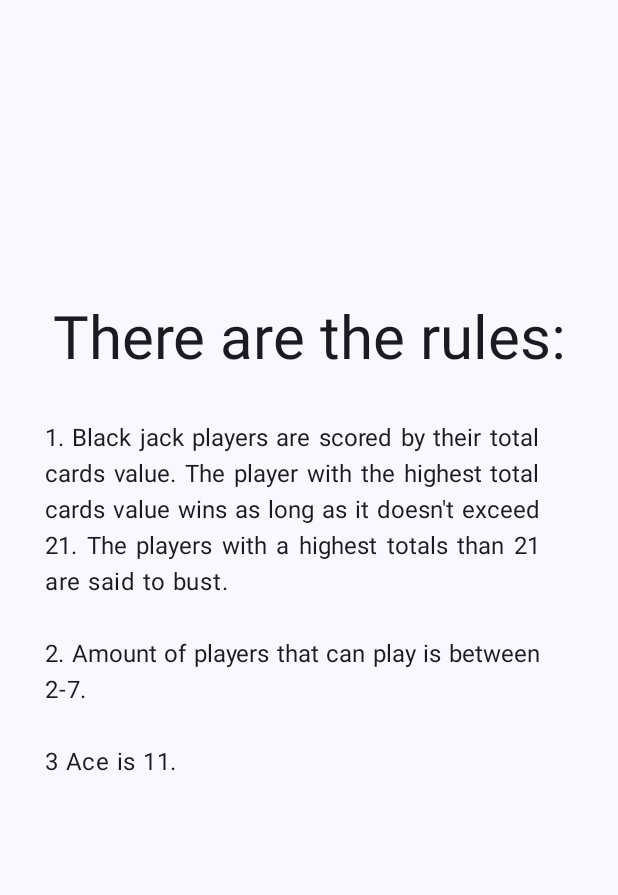
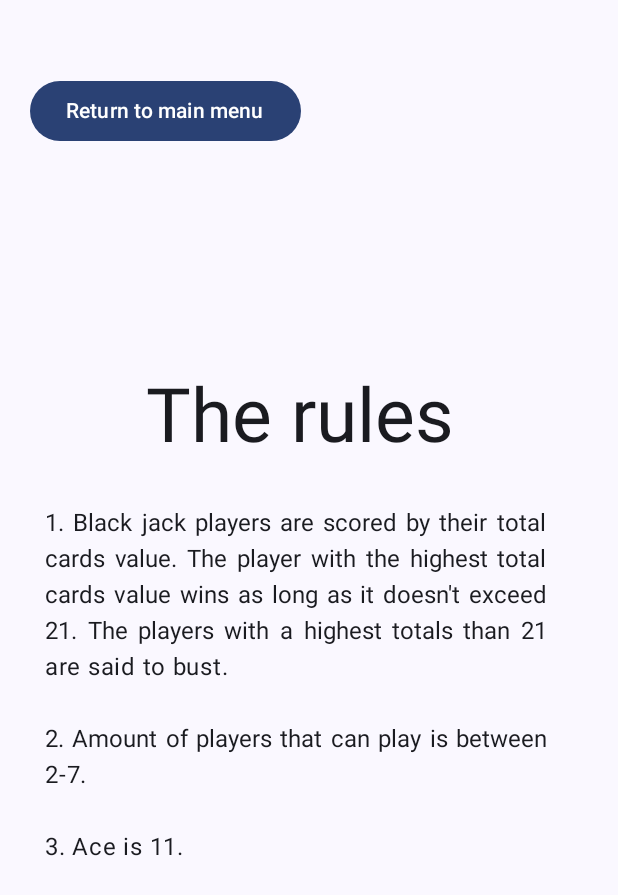
Before and after one commit to Kostahe/BlackJackForMorePlayersMobileApp, an Android app built with Jetpack Compose: the composable Rules shown on its own in the app's theme, on a phone screen of 412 x 824 dp. Shown: the top 895 px of the screen. Run offline under Robolectric (Android 15) with nearby library versions, the phone set to English and light mode, and no system bars.

Commit message:
Added Rules to the composable Rules()

```diff
--- a/app/src/main/java/com/example/blackjackformoreplayersmobileapp/MainActivity.kt
+++ b/app/src/main/java/com/example/blackjackformoreplayersmobileapp/MainActivity.kt
@@ -8,6 +8,7 @@ import androidx.compose.foundation.Image
 import androidx.compose.foundation.layout.Arrangement
 import androidx.compose.foundation.layout.Box
 import androidx.compose.foundation.layout.Column
+import androidx.compose.foundation.layout.Spacer
 import androidx.compose.foundation.layout.fillMaxHeight
 import androidx.compose.foundation.layout.fillMaxSize
 import androidx.compose.foundation.layout.fillMaxWidth
@@ -16,6 +17,7 @@ import androidx.compose.foundation.layout.width
 import androidx.compose.material3.Button
 import androidx.compose.material3.ButtonDefaults
 import androidx.compose.material3.Card
+import androidx.compose.material3.Icon
 import androidx.compose.material3.MaterialTheme
 import androidx.compose.material3.Surface
 import androidx.compose.material3.Text
@@ -73,7 +75,7 @@ fun BlackJackApp() {
         Image(painter = painterResource(id = R.drawable.black_jack_menu2), contentDescription = null, contentScale = ContentScale.Crop, modifier = Modifier.fillMaxHeight())
         when(page) {
             "MainMenu" -> MainMenu({page = "PlayersInput"}, {page = "Rules"}, {})
-            "Rules" -> Rules()
+            "Rules" -> Rules({ page = "MainMenu" })
             "PlayersInput" -> PlayersInput()
             "Game" -> Game()
             "Result" -> Result()
@@ -134,36 +136,33 @@ fun MainMenu(
 }
 
 @Composable
-fun Rules() {
+fun Rules(
+    returnToMainMenu: () -> Unit,
+) {
+    Button(
+        onClick = { returnToMainMenu() },
+        modifier = Modifier.padding(start = 20.dp, top = 50.dp),
+
+    ) {
+        Text(
+            text = "Return to main menu",
+            )
+    }
     Column(
         verticalArrangement = Arrangement.Center,
         horizontalAlignment = Alignment.CenterHorizontally,
         modifier = Modifier.fillMaxSize()
         ) {
         Text(
-            text = "There are the rules:",
+            text = "The rules",
             style = MaterialTheme.typography.headlineLarge,
-            fontSize = 40.sp,
+            fontSize = 50.sp,
+            modifier = Modifier.padding(end = 32.dp, start = 19.dp)
             )
         Text(
-            text = "1. Black jack players are scored by their total cards value. The player with the highest total cards value wins as long as it doesn't exceed 21. The players with a highest totals than 21 are said to bust.\n\n2. Amount of players that can play is between 2-7.\n\n3 Ace is 11.",
-            modifier = Modifier.padding(top = 30.dp, start = 30.dp, end = 30.dp),
-            textAlign = TextAlign.Justify
-        )
-        Text(
-            text = "",
-            modifier = Modifier.padding(top = 10.dp,start = 30.dp, end = 30.dp),
-            textAlign = TextAlign.Justify
-        )
-        Text(
-            text = "",
-            modifier = Modifier.padding(top = 10.dp, start = 30.dp, end = 30.dp),
-            textAlign = TextAlign.Left,
-        )
-        Text(
-            text = "",
-            modifier = Modifier.padding(top = 10.dp, start = 30.dp, end = 30.dp),
-            textAlign = TextAlign.Left,
+            text = "1. Black jack players are scored by their total cards value. The player with the highest total cards value wins as long as it doesn't exceed 21. The players with a highest totals than 21 are said to bust.\n\n2. Amount of players that can play is between 2-7.\n\n3. Ace is 11.",
+            modifier = Modifier.padding(top = 30.dp, start = 30.dp, end = 25.dp),
+            textAlign = TextAlign.Justify,
         )
     }
 }
```
Also changed, not shown: app/src/main/res/drawable/back_icon.png (added).
